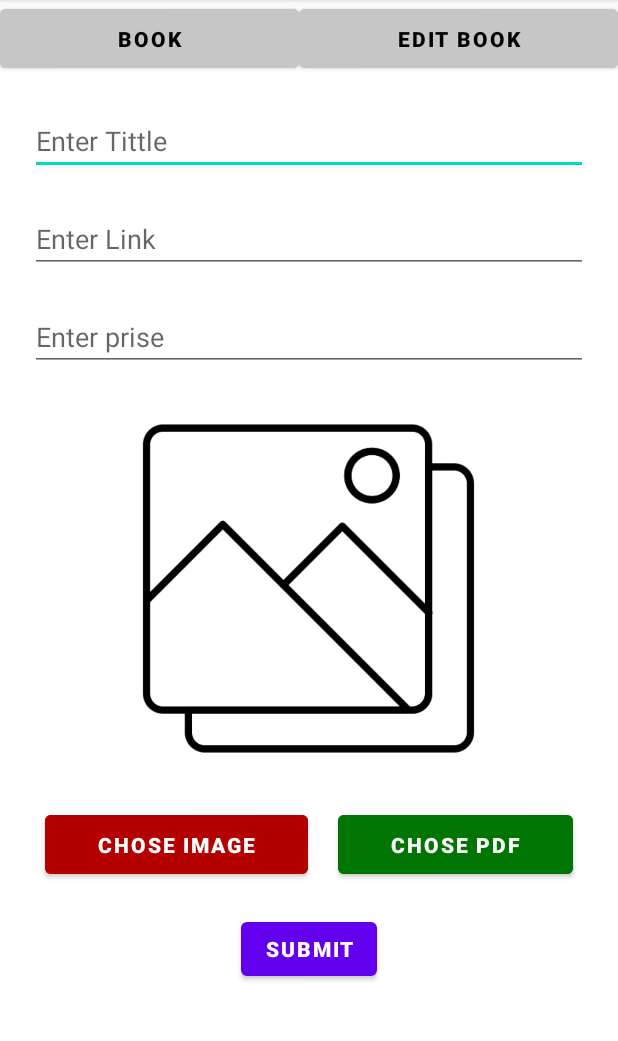
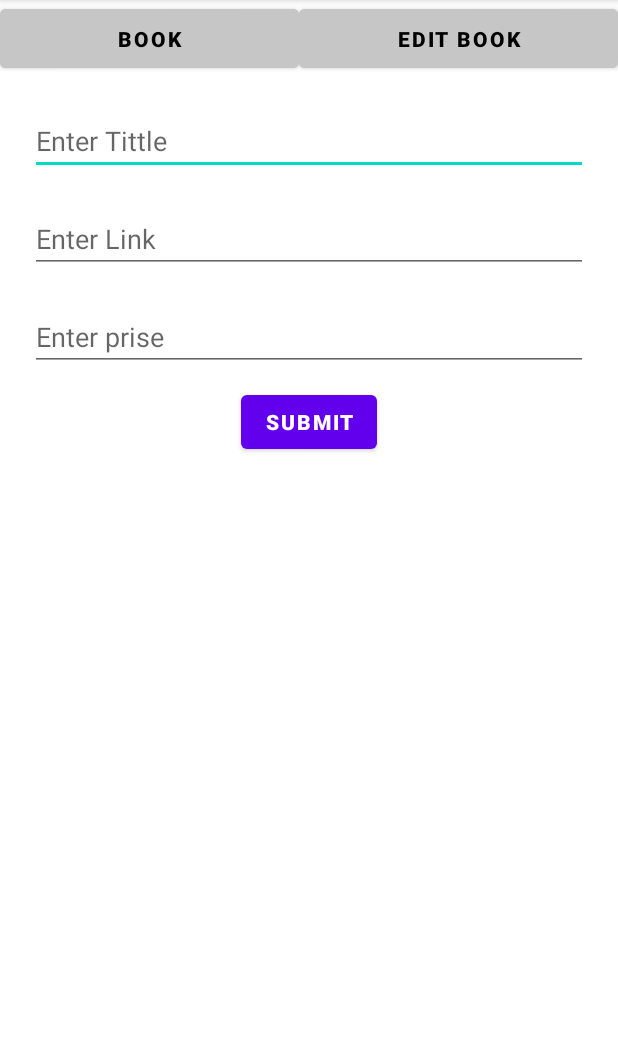
Before and after one commit to panditshruti/Sabaka-Sewak, an Android app: the Book screen opened directly, with no data from a screen before it, after a tap on "SUBMIT", on a phone screen of 412 x 824 dp, the part 84-1125 px from its top. Run offline under Robolectric (Android 15) with nearby library versions, the phone set to English and light mode, and no system bars; our stand-ins replace Firebase (no records; nobody signed in at launch, a user with empty details on screens opened directly).

Commit message:
commit by shruti

```diff
--- a/app/src/main/java/com/example/backendsabkasewak/activity/Book.kt
+++ b/app/src/main/java/com/example/backendsabkasewak/activity/Book.kt
@@ -32,12 +32,12 @@ class Book : AppCompatActivity() {
 
                 database = FirebaseDatabase.getInstance().getReference().child("Book")
 
-                binding.imgchoose1.setOnClickListener {
-                    openGalleryForImage()
-                }
-                binding.pdfchoose.setOnClickListener {
-                    openPdfFile()
-                }
+//                binding.imgchoose1.setOnClickListener {
+//                    openGalleryForImage()
+//                }
+//                binding.pdfchoose.setOnClickListener {
+//                    openPdfFile()
+//                }
 
                 binding.submit.setOnClickListener {
                     submitData()
@@ -59,10 +59,10 @@ class Book : AppCompatActivity() {
                 super.onActivityResult(requestCode, resultCode, data)
                 if (requestCode == 100 && resultCode == RESULT_OK) {
                     imageUri = data?.data!!
-                    binding.imgview.setImageURI(imageUri)
+//                    binding.imgview.setImageURI(imageUri)
                 } else if (requestCode == 200 && resultCode == RESULT_OK) {
                     pdfUri = data?.data!!
-                    binding.pdfchoose.tag = pdfUri.toString()
+//                    binding.pdfchoose.tag = pdfUri.toString()
                 }
             }
 
@@ -77,8 +77,8 @@ class Book : AppCompatActivity() {
                 val title = binding.tittle.text.toString()
                 val link = binding.link.text.toString()
                 val prise = binding.prise.text.toString()
-                val imageUriString = binding.imgview.tag?.toString() ?: ""
-                val pdfUriString = binding.pdfchoose.tag?.toString() ?: ""
+                val imageUriString = "binding.imgview.tag?.toString() ?: "
+                val pdfUriString = "binding.pdfchoose.tag?.toString() ?: "
 
                 val progressDialog = ProgressDialog(this)
                 progressDialog.setMessage("Uploading file...")
@@ -119,7 +119,7 @@ class Book : AppCompatActivity() {
                 val entryKey = database.push().key
 
                 entryKey?.let {
-                    if (pdfUri.isNotEmpty()) {
+                    if (pdfUri.isEmpty()) {
                         // If PDF is selected, upload it to Firebase Storage
                         val pdfTimestamp = SimpleDateFormat("yyyyMMdd_HHmmss", Locale.getDefault()).format(
                             Date()
@@ -144,11 +144,11 @@ class Book : AppCompatActivity() {
 
                                             // Clear image view only if a new image is selected
                                             if (::imageUri.isInitialized ) {
-                                                binding.imgview.setImageResource(R.drawable.gallary)
-                                                binding.imgview.tag = null
+//                                                binding.imgview.setImageResource(R.drawable.gallary)
+//                                                binding.imgview.tag = null
                                             }
 
-                                            binding.pdfchoose.tag = null
+//                                            binding.pdfchoose.tag = null
 
                                             progressDialog.dismiss()
                                         }
@@ -176,11 +176,11 @@ class Book : AppCompatActivity() {
 
                                 // Clear image view only if a new image is selected
                                 if (::imageUri.isInitialized ) {
-                                    binding.imgview.setImageResource(R.drawable.gallary)
-                                    binding.imgview.tag = null
+//                                    binding.imgview.setImageResource(R.drawable.gallary)
+//                                    binding.imgview.tag = null
                                 }
 
-                                binding.pdfchoose.tag = null
+//                                binding.pdfchoose.tag = null
 
                                 progressDialog.dismiss()
                             }
--- a/app/src/main/res/layout/activity_book.xml
+++ b/app/src/main/res/layout/activity_book.xml
@@ -81,49 +81,49 @@
                 android:layout_margin="10dp"
                 />
 
-            <ImageView
-                android:layout_width="250dp"
-                android:layout_height="250dp"
-                android:layout_marginTop="10dp"
-                android:src="@drawable/gallary"
-                android:layout_gravity="center"
-                android:id="@+id/imgview"
-                />
+<!--            <ImageView-->
+<!--                android:layout_width="250dp"-->
+<!--                android:layout_height="250dp"-->
+<!--                android:layout_marginTop="10dp"-->
+<!--                android:src="@drawable/gallary"-->
+<!--                android:layout_gravity="center"-->
+<!--                android:id="@+id/imgview"-->
+<!--                />-->
 
-            <LinearLayout
-                android:layout_width="match_parent"
-                android:layout_height="wrap_content"
-                android:layout_gravity="center"
-                android:gravity="center"
-                android:layout_margin="10dp"
-                android:orientation="horizontal"
-                >
-                <Button
-                    android:layout_width="wrap_content"
-                    android:layout_height="wrap_content"
-                    android:text="Chose Image"
-                    android:layout_margin="10dp"
-                    android:layout_weight="1"
-                    android:backgroundTint="#B30000"
-                    android:padding="10dp"
-                    android:textStyle="bold"
-                    android:layout_gravity="center"
-                    android:id="@+id/imgchoose1"
-                    />
-                <Button
-                    android:layout_width="wrap_content"
-                    android:layout_height="wrap_content"
-                    android:text="Chose pdf"
-                    android:layout_margin="10dp"
-                    android:backgroundTint="#007504"
-                    android:layout_weight="1"
-                    android:textStyle="bold"
-                    android:padding="10dp"
-                    android:layout_gravity="center"
-                    android:id="@+id/pdfchoose"
-                    />
+<!--            <LinearLayout-->
+<!--                android:layout_width="match_parent"-->
+<!--                android:layout_height="wrap_content"-->
+<!--                android:layout_gravity="center"-->
+<!--                android:gravity="center"-->
+<!--                android:layout_margin="10dp"-->
+<!--                android:orientation="horizontal"-->
+<!--                >-->
+<!--                <Button-->
+<!--                    android:layout_width="wrap_content"-->
+<!--                    android:layout_height="wrap_content"-->
+<!--                    android:text="Chose Image"-->
+<!--                    android:layout_margin="10dp"-->
+<!--                    android:layout_weight="1"-->
+<!--                    android:backgroundTint="#B30000"-->
+<!--                    android:padding="10dp"-->
+<!--                    android:textStyle="bold"-->
+<!--                    android:layout_gravity="center"-->
+<!--                    android:id="@+id/imgchoose1"-->
+<!--                    />-->
+<!--                <Button-->
+<!--                    android:layout_width="wrap_content"-->
+<!--                    android:layout_height="wrap_content"-->
+<!--                    android:text="Chose pdf"-->
+<!--                    android:layout_margin="10dp"-->
+<!--                    android:backgroundTint="#007504"-->
+<!--                    android:layout_weight="1"-->
+<!--                    android:textStyle="bold"-->
+<!--                    android:padding="10dp"-->
+<!--                    android:layout_gravity="center"-->
+<!--                    android:id="@+id/pdfchoose"-->
+<!--                    />-->
 
-            </LinearLayout>
+<!--            </LinearLayout>-->
             <Button
                 android:layout_width="wrap_content"
                 android:layout_height="wrap_content"
```
Also changed, not shown: app/src/main/java/com/example/backendsabkasewak/activity/Dpp.kt (+17 -19 lines), app/src/main/java/com/example/backendsabkasewak/activity/News.kt (+15 -16 lines), app/src/main/java/com/example/backendsabkasewak/activity/Notice.kt (+15 -15 lines), app/src/main/java/com/example/backendsabkasewak/activity/Result.kt (+14 -15 lines), app/src/main/java/com/example/backendsabkasewak/activity/Stanja.kt (+18 -18 lines), app/src/main/res/layout/activity_dpp.xml (+41 -41 lines), app/src/main/res/layout/activity_news.xml (+41 -41 lines), app/src/main/res/layout/activity_notice.xml (+41 -41 lines), app/src/main/res/layout/activity_result.xml (+41 -41 lines), app/src/main/res/layout/activity_stanja.xml (+41 -41 lines).
